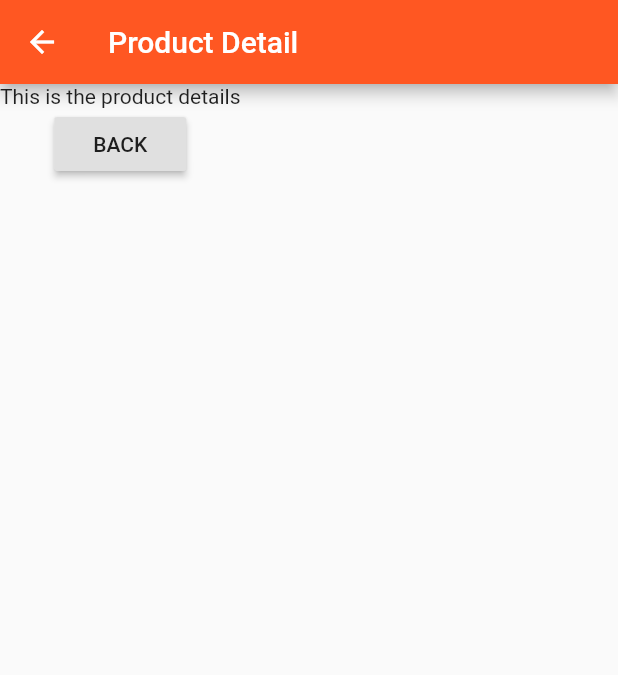
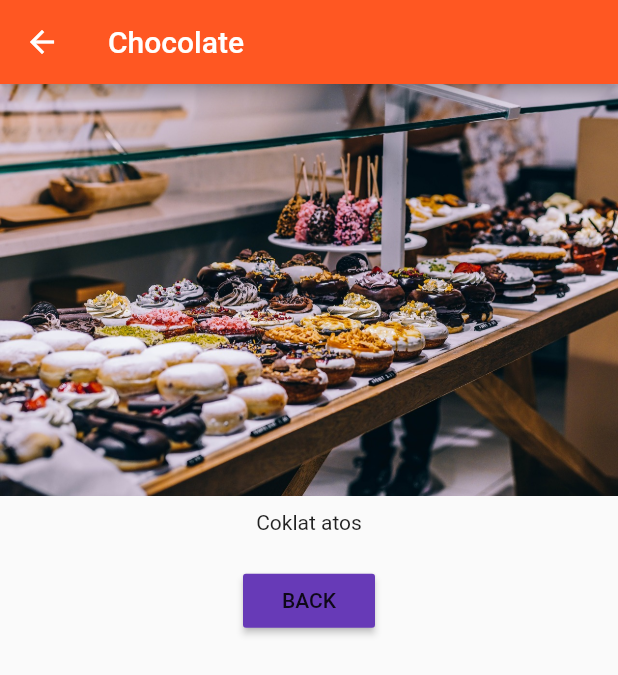
Before and after one commit to arifpurwandaru/flutter_course, a Flutter app: the screen it shows after launch, after a tap on "Add Picture", after a tap on "Product Details", on a phone screen of 412 x 824 dp. Shown: the top 675 px of the screen. Run offline on Flutter 3.47's test engine with Material 2 defaults, Android fonts, the phone set to English and light mode, and no system bars.

Commit message:
70. Passing data around pushing the page

```diff
--- a/lib/ProductController.dart
+++ b/lib/ProductController.dart
@@ -12,7 +12,7 @@ class ProductController extends StatelessWidget{
                 child: Text('Add Picture'),
                 color: Theme.of(context).primaryColor,
                 onPressed: () {
-                 addProduct('Sweets');
+                 addProduct({'title':'Chocolate','imageUrl':'assets/food.jpg','description':'Coklat atos'});
                 },
               );
   }
--- a/lib/pages/product_detail.dart
+++ b/lib/pages/product_detail.dart
@@ -1,19 +1,29 @@
 import 'package:flutter/material.dart';
 
 class ProductDetail extends StatelessWidget {
+  final Map<String,String> param;
+
+  ProductDetail(this.param);
+
   @override
   Widget build(BuildContext context) {
     return Scaffold(
         appBar: AppBar(
-          title: Text('Product Detail'),
+          title: Text(param['title']),
         ),
         body: Column(
           children: <Widget>[
-            Text('This is the product details'),
-            RaisedButton(
-              child: Text('BACK'),
-              onPressed: () => Navigator.pop(context),
-            )
+            Image.asset(param['imageUrl']),
+            Container(
+                padding: EdgeInsets.all(10.0),
+                child: Text(param['description'])),
+            Container(
+                padding: EdgeInsets.all(10.0),
+                child: RaisedButton(
+                  color: Theme.of(context).accentColor,
+                  child: Text('BACK'),
+                  onPressed: () => Navigator.pop(context),
+                ))
           ],
         ));
   }
--- a/lib/product.dart
+++ b/lib/product.dart
@@ -3,7 +3,7 @@ import 'package:flutter/material.dart';
 import './pages/product_detail.dart';
 
 class Products extends StatelessWidget {
-  final List<String> products;
+  final List<Map<String,String>> products;
 
   Products(this.products);
 
@@ -11,8 +11,8 @@ class Products extends StatelessWidget {
     return Card(
       child: Column(
         children: <Widget>[
-          Image.asset('assets/food.jpg'),
-          Text(products[index]),
+          Image.asset(products[index]['imageUrl']),
+          Text(products[index]['title']),
           ButtonBar(
             alignment: MainAxisAlignment.center,
             children: <Widget>[
@@ -21,7 +21,7 @@ class Products extends StatelessWidget {
                 onPressed: () => Navigator.push(
                     context,
                     MaterialPageRoute(
-                        builder: (BuildContext context) => ProductDetail())),
+                        builder: (BuildContext context) => ProductDetail(products[index]))),
               )
             ],
           )
--- a/lib/product_manager.dart
+++ b/lib/product_manager.dart
@@ -15,17 +15,17 @@ class ProductManager extends StatefulWidget {
 }
 
 class _ProductManagerState extends State<ProductManager> {
-  List<String> _products = [];
+  List<Map<String,String>> _products = [];
 
   @override
   void initState() {
     super.initState();
     if (widget.startingProduct != null) {
-      _products.add(widget.startingProduct);
+      _products.add({'title':widget.startingProduct,'imageUrl':'assets/food.jpg','description':widget.startingProduct});
     }
   }
 
-  void _addProduct(String product) {
+  void _addProduct(Map<String,String> product) {
     setState(() {
       _products.add(product);
     });
```
